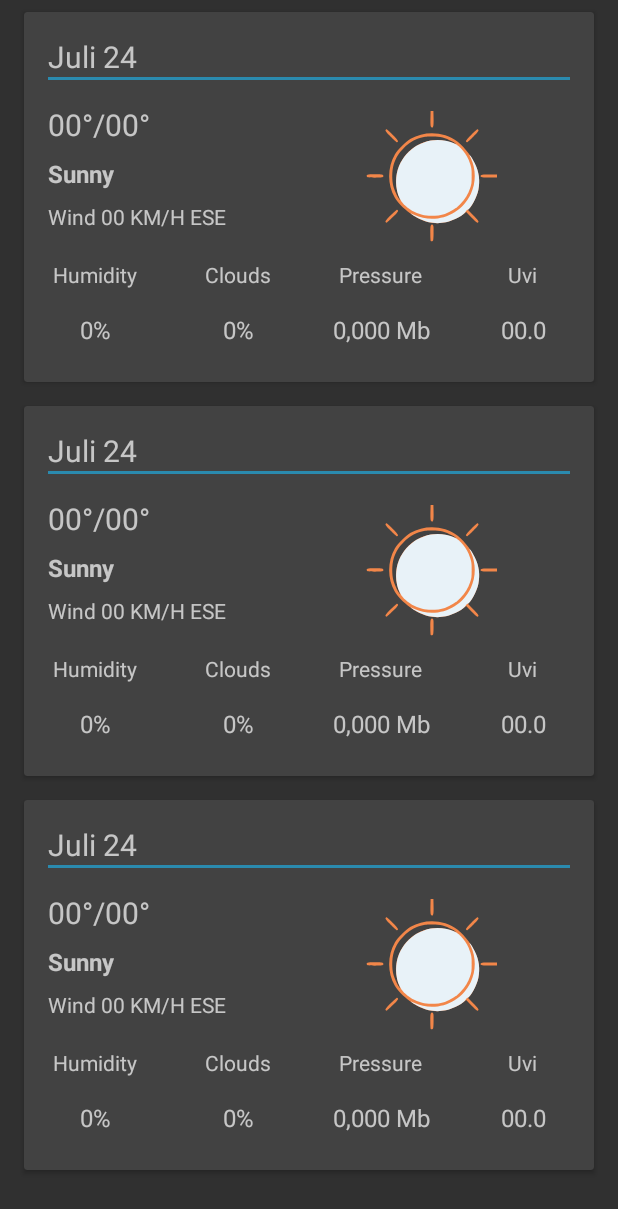
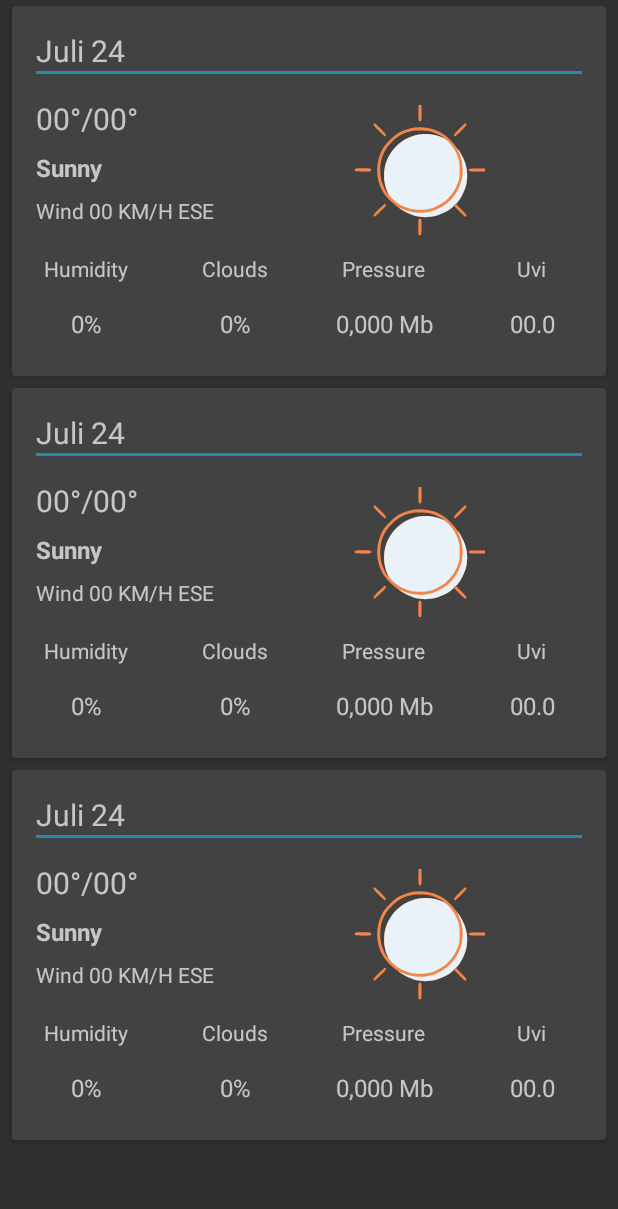
Before and after one commit to RiniAi/WeatherForecast, an Android app: the layout fragment_daily.xml on its own in the app's theme, with its tools: preview values and no code run, on a phone screen of 412 x 824 dp. Shown: the top 1209 px of the screen. Run offline under Robolectric (Android 15) with nearby library versions, the light colour scheme and no system bars.

Commit message:
Tweak design

```diff
--- a/app/build.gradle
+++ b/app/build.gradle
@@ -41,7 +41,6 @@ dependencies {
     // design
     implementation 'androidx.constraintlayout:constraintlayout:1.1.3'
     implementation 'com.android.support:design:29.0.0'
-    implementation 'com.squareup.picasso:picasso:2.71828'
 
     implementation 'com.google.android.gms:play-services-location:17.0.0'
 
--- a/app/src/main/java/com/example/weatherforecast/features/hourly/HourlyAdapter.java
+++ b/app/src/main/java/com/example/weatherforecast/features/hourly/HourlyAdapter.java
@@ -13,7 +13,6 @@ import com.example.weatherforecast.R;
 import com.example.weatherforecast.base.BaseAdapter;
 import com.example.weatherforecast.base.BaseViewHolder;
 import com.example.weatherforecast.models.Hourly;
-import com.squareup.picasso.Picasso;
 
 import java.text.SimpleDateFormat;
 import java.util.Date;
@@ -44,9 +43,9 @@ public class HourlyAdapter extends BaseAdapter<Hourly, HourlyAdapter.HourlyViewH
         holder.wind.setText(getContext().getString(R.string.hourly_wind_speed, (int) hourly.getWindSpeed()));
         holder.clouds.setText(getContext().getString(R.string.clouds, (int) hourly.getClouds()));
         if (hourly.getClouds() < 50) {
-            Picasso.get().load(R.drawable.not_drop).into(holder.cloudsImage);
+            holder.cloudsImage.setImageResource(R.drawable.not_drop);
         } else {
-            Picasso.get().load(R.drawable.drop).into(holder.cloudsImage);
+            holder.cloudsImage.setImageResource(R.drawable.drop);
         }
         selectImage(hourly, holder);
     }
--- a/app/src/main/res/layout/fragment_daily.xml
+++ b/app/src/main/res/layout/fragment_daily.xml
@@ -14,9 +14,9 @@
             android:id="@+id/rv_daily_forecast"
             android:layout_width="match_parent"
             android:layout_height="match_parent"
-            android:layout_marginStart="@dimen/margin_padding_8dp"
-            android:layout_marginEnd="@dimen/margin_padding_8dp"
-            android:layout_marginBottom="@dimen/margin_padding_8dp"
+            android:layout_marginStart="@dimen/margin_padding_4dp"
+            android:layout_marginEnd="@dimen/margin_padding_4dp"
+            android:layout_marginBottom="@dimen/margin_padding_4dp"
             tools:layoutManager="LinearLayoutManager"
             tools:listitem="@layout/lists_daily_item" />
     </LinearLayout>
--- a/app/src/main/res/layout/lists_daily_item.xml
+++ b/app/src/main/res/layout/lists_daily_item.xml
@@ -7,7 +7,7 @@
     <androidx.cardview.widget.CardView
         android:layout_width="match_parent"
         android:layout_height="wrap_content"
-        android:layout_margin="@dimen/margin_padding_8dp" >
+        android:layout_margin="@dimen/margin_padding_4dp" >
 
         <LinearLayout
             android:layout_width="match_parent"
```
Also changed, not shown: app/src/main/res/drawable/drop.xml (+6 -10 lines), app/src/main/res/drawable/n_clear_sky.xml (+17 -17 lines), app/src/main/res/drawable/not_drop.xml (+4 -4 lines).
